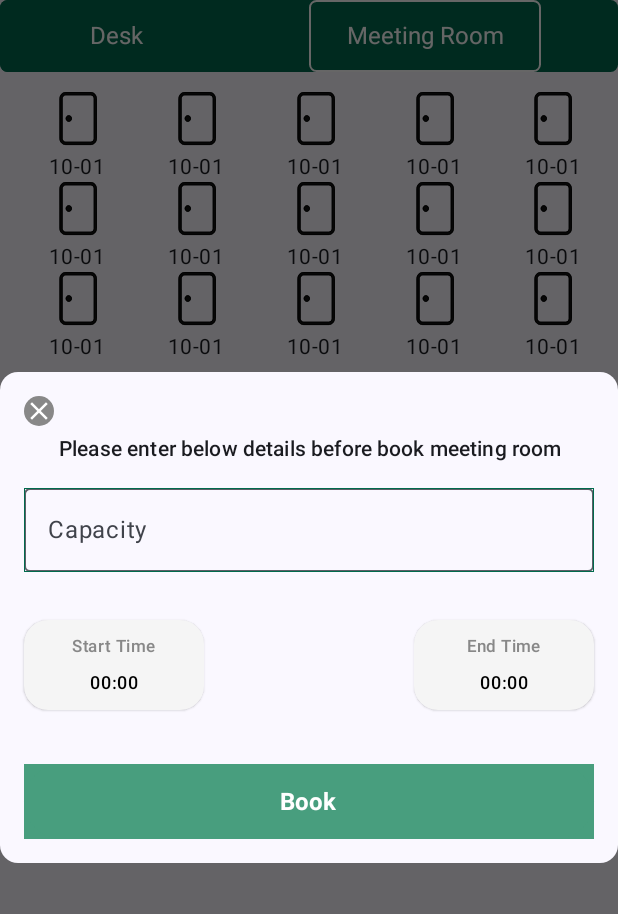
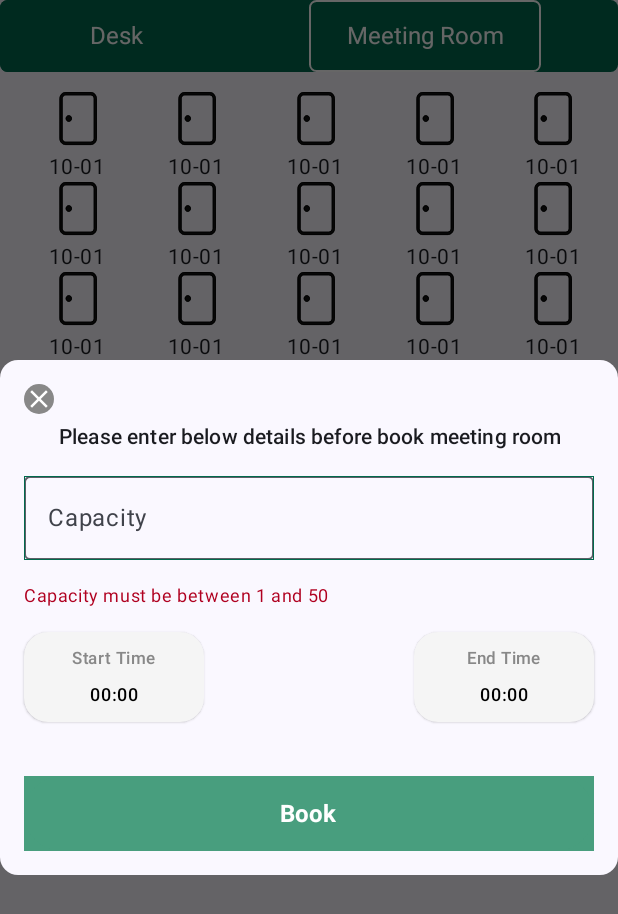
Before and after one commit to rajupraaa1234/LTC-Workspace-Reservation-Application, an Android app built with Jetpack Compose: the composable HomeScreen shown on its own in the app's theme, after a tap on "10-01", on a phone screen of 412 x 824 dp. Shown: the top 914 px of the screen. Run offline under Robolectric (Android 15) with nearby library versions, the phone set to English and light mode, and no system bars; 3 other taps on this screen came first.

Commit message:
Added Validations

```diff
--- a/app/src/main/java/com/example/ltcworkspacereservationapplication/MainActivity.kt
+++ b/app/src/main/java/com/example/ltcworkspacereservationapplication/MainActivity.kt
@@ -46,6 +46,7 @@ import com.example.ltcworkspacereservationapplication.presentation.mvvm.AppInten
 import com.example.ltcworkspacereservationapplication.presentation.mvvm.ReservationViewModel
 import com.example.ltcworkspacereservationapplication.presentation.screens.HistoryScreen
 import com.example.ltcworkspacereservationapplication.presentation.screens.HomeScreen
+import com.example.ltcworkspacereservationapplication.presentation.utils.PreferencesManager
 import com.example.ltcworkspacereservationapplication.presentation.utils.Routes
 import com.example.ltcworkspacereservationapplication.presentation.utils.Spacing
 import com.example.ltcworkspacereservationapplication.presentation.utils.color.AppColor
@@ -56,6 +57,9 @@ class MainActivity : ComponentActivity() {
         val viewModel: ReservationViewModel by viewModels()
         enableEdgeToEdge()
         setContent {
+            val employeeId = PreferencesManager.getEmployeeId(this)
+            val startDestination = if (employeeId.isNullOrEmpty()) Routes.LOGIN else Routes.HOME_SCREEN
+
             BottomTabNavigation(viewModel)
         }
     }
@@ -173,7 +177,7 @@ fun AppNavHost(
     modifier: Modifier,
     onLogin: () -> Unit
 ) {
-    NavHost(navController, startDestination = Routes.HOME_SCREEN) {
+    NavHost(navController, startDestination = Routes.LOGIN) {
         composable(Routes.HOME_SCREEN) { HomePage(navController, modifier, viewModel) }
         composable(Routes.HISTORY_SCREEN) { HistoryScreen(viewModel, modifier) }
         composable(Routes.LOGIN) {
--- a/app/src/main/java/com/example/ltcworkspacereservationapplication/presentation/composable/HomePage/CustomGridItem.kt
+++ b/app/src/main/java/com/example/ltcworkspacereservationapplication/presentation/composable/HomePage/CustomGridItem.kt
@@ -1,18 +1,24 @@
 package com.example.ltcworkspacereservationapplication.presentation.composable.HomePage
 
 import androidx.compose.foundation.Image
+import androidx.compose.foundation.background
+import androidx.compose.foundation.border
 import androidx.compose.foundation.clickable
 import androidx.compose.foundation.layout.Arrangement
 import androidx.compose.foundation.layout.Box
 import androidx.compose.foundation.layout.Column
 import androidx.compose.foundation.layout.WindowInsets
 import androidx.compose.foundation.layout.asPaddingValues
+import androidx.compose.foundation.layout.fillMaxWidth
+import androidx.compose.foundation.layout.height
 import androidx.compose.foundation.layout.navigationBars
 import androidx.compose.foundation.layout.padding
 import androidx.compose.foundation.layout.size
 import androidx.compose.foundation.lazy.grid.GridCells
 import androidx.compose.foundation.lazy.grid.LazyVerticalGrid
+import androidx.compose.material3.ButtonDefaults
 import androidx.compose.material.MaterialTheme
+import androidx.compose.material3.Button
 import androidx.compose.material3.Text
 import androidx.compose.runtime.Composable
 import androidx.compose.runtime.getValue
@@ -22,16 +28,24 @@ import androidx.compose.runtime.setValue
 import androidx.compose.ui.Alignment
 import androidx.compose.ui.Modifier
 import androidx.compose.ui.res.painterResource
+import androidx.compose.ui.text.font.FontWeight
+import androidx.compose.ui.unit.dp
+import androidx.compose.ui.unit.sp
 import com.example.ltcworkspacereservationapplication.R
 import com.example.ltcworkspacereservationapplication.domain.model.DeskItemModel
 import com.example.ltcworkspacereservationapplication.domain.model.MeetingItemModel
 import com.example.ltcworkspacereservationapplication.presentation.composable.ConfirmationPopup
 import com.example.ltcworkspacereservationapplication.presentation.composable.CustomButton
 import com.example.ltcworkspacereservationapplication.presentation.utils.Spacing
+import com.example.ltcworkspacereservationapplication.presentation.utils.color.AppColor
 
 
 @Composable
-fun CustomGridItem(item: MeetingItemModel, onClickItem: (MeetingItemModel) -> Unit,onSubmit : (String,String,String,String)-> Unit) {
+fun CustomGridItem(
+    item: MeetingItemModel,
+    onClickItem: (MeetingItemModel) -> Unit,
+    onSubmit: (String, String, String, String) -> Unit
+) {
     val bottomPadding = WindowInsets.navigationBars.asPaddingValues().calculateBottomPadding()
     var showDialog by remember { mutableStateOf(false) }
 
@@ -46,7 +60,9 @@ fun CustomGridItem(item: MeetingItemModel, onClickItem: (MeetingItemModel) -> Un
             }
     ) {
         Image(
-            painter = if(item.reservedSlot.size == 0) painterResource(id = R.drawable.selectedcabin) else painterResource(id = R.drawable.nonselectedcabin),
+            painter = if (item.reservedSlot.size == 0) painterResource(id = R.drawable.selectedcabin) else painterResource(
+                id = R.drawable.nonselectedcabin
+            ),
             contentDescription = "Filter Icon",
             Modifier
                 .size(Spacing.Size_40)
@@ -54,18 +70,20 @@ fun CustomGridItem(item: MeetingItemModel, onClickItem: (MeetingItemModel) -> Un
         Text(text = item.meetingRoomId, style = MaterialTheme.typography.body2)
     }
     if (showDialog) {
-        ConfirmationPopup(onDismiss = { showDialog = false }, onSubmit = { startTime, endTime, capacity ->
-            onSubmit(startTime, endTime, capacity, item.meetingRoomId)
-            showDialog = false
-        })
+        ConfirmationPopup(
+            onDismiss = { showDialog = false },
+            onSubmit = { startTime, endTime, capacity ->
+                onSubmit(startTime, endTime, capacity, item.meetingRoomId)
+                showDialog = false
+            })
     }
 }
 
 @Composable
 fun CabinGridList(
     items: List<MeetingItemModel>,
-    onClickItem: (MeetingItemModel)-> Unit,
-    onSubmit: (String,String,String,String) -> Unit
+    onClickItem: (MeetingItemModel) -> Unit,
+    onSubmit: (String, String, String, String) -> Unit
 ) {
     Column(
         verticalArrangement = Arrangement.Center,
@@ -80,7 +98,7 @@ fun CabinGridList(
                 columns = GridCells.Fixed(5),
             ) {
                 items(items.size) { index ->
-                    CustomGridItem(items[index], onClickItem,onSubmit)
+                    CustomGridItem(items[index], onClickItem, onSubmit)
                 }
             }
         }
@@ -91,8 +109,10 @@ fun CabinGridList(
 @Composable
 fun DeskGridList(
     items: List<DeskItemModel>,
-    onClickItem: (DeskItemModel)-> Unit
+    onClickItem: (DeskItemModel) -> Unit
 ) {
+    var isAnyItemClicked by remember { mutableStateOf(false) }
+
     Column(
         verticalArrangement = Arrangement.Center,
         modifier = Modifier.padding(Spacing.Size_8)
@@ -106,17 +126,38 @@ fun DeskGridList(
                 columns = GridCells.Fixed(5),
             ) {
                 items(items.size) { index ->
-                    DeskGridItem(items[index],onClickItem)
+                    DeskGridItem(items[index], onClickItem = {
+                        onClickItem(it)
+                        isAnyItemClicked = true
+                    })
                 }
             }
         }
 
-        CustomButton(modifier = Modifier.align(Alignment.End), "Book") {
-
+        Button(
+            onClick = {
+            },
+            colors = ButtonDefaults.buttonColors(
+                containerColor = if (isAnyItemClicked) AppColor.primaryColor else AppColor.primaryColorLight,
+                disabledContainerColor = AppColor.primaryColorLight
+            ),
+            enabled = isAnyItemClicked,
+            modifier = Modifier.align(Alignment.End)
+                .background(if (isAnyItemClicked) AppColor.primaryColor else AppColor.primaryColorLight)
+                .border(
+                    1.dp,
+                    if (isAnyItemClicked) AppColor.primaryColor else AppColor.primaryColorLight
+                )
+        ) {
+            Text(
+                text = "Book",
+                color = AppColor.backgroundColor,
+                fontSize = 16.sp,
+                fontWeight = FontWeight.Bold
+            )
         }
     }
 }
-
 
 
 @Composable
@@ -130,7 +171,9 @@ fun DeskGridItem(item: DeskItemModel, onClickItem: (DeskItemModel) -> Unit) {
             .clickable { onClickItem(item) }
     ) {
         Image(
-            painter = if(item.status == "reserved") painterResource(id = R.drawable.reservedseat) else painterResource(id = R.drawable.nonreservedseeat),
+            painter = if (item.status == "reserved") painterResource(id = R.drawable.reservedseat) else painterResource(
+                id = R.drawable.nonreservedseeat
+            ),
             contentDescription = "Filter Icon",
             Modifier
                 .size(Spacing.Size_40)
--- a/app/src/main/java/com/example/ltcworkspacereservationapplication/presentation/composable/MeetingRoomBookingConfirmationPopup.kt
+++ b/app/src/main/java/com/example/ltcworkspacereservationapplication/presentation/composable/MeetingRoomBookingConfirmationPopup.kt
@@ -58,6 +58,11 @@ fun ConfirmationPopup(onDismiss: () -> Unit, onSubmit: (String, String, String)
     val startTime = remember { mutableStateOf(START_TIME) }
     val endTime = remember { mutableStateOf(END_TIME) }
 
+    val isCapacityValid = capacity.toIntOrNull()?.let { it in 1..50 } == true
+    val isTimeValid = startTime.value != START_TIME && endTime.value != END_TIME && startTime.value < endTime.value
+
+    val isButtonEnabled = isCapacityValid && isTimeValid
+
     Dialog(
         onDismissRequest = onDismiss,
         properties = DialogProperties(dismissOnClickOutside = false)
@@ -100,6 +105,14 @@ fun ConfirmationPopup(onDismiss: () -> Unit, onSubmit: (String, String, String)
                         .border(0.dp, color = AppColor.primaryColor),
                     keyboardOptions = KeyboardOptions.Default.copy(keyboardType = KeyboardType.Number)
                 )
+                if (!isCapacityValid) {
+                    Text(
+                        text = "Capacity must be between 1 and 50",
+                        color = AppColor.errorColor,
+                        style = MaterialTheme.typography.bodySmall,
+                        modifier = Modifier.align(Alignment.Start)
+                    )
+                }
 
                 Spacer(modifier = Modifier.height(16.dp))
 
@@ -136,8 +149,16 @@ fun ConfirmationPopup(onDismiss: () -> Unit, onSubmit: (String, String, String)
                     }
                 }
 
+                if (!isTimeValid && startTime.value != START_TIME && endTime.value != END_TIME) {
+                    Text(
+                        text = "Start time must be less than end time",
+                        color = AppColor.errorColor,
+                        style = MaterialTheme.typography.bodySmall,
+                        modifier = Modifier.align(Alignment.Start)
+                    )
+                }
+
                 Spacer(modifier = Modifier.height(Spacing.Size_20))
-                val isButtonEnabled = false
                 Button(
                     onClick = {
                         onSubmit(startTime.value, endTime.value, capacity)
```
Also changed, not shown: app/src/main/java/com/example/ltcworkspacereservationapplication/presentation/composable/CustomTimePickerDialog.kt (deleted, +0 -38 lines), app/src/main/java/com/example/ltcworkspacereservationapplication/presentation/screens/LoginScreenComposable.kt (+2 -6 lines), app/src/main/java/com/example/ltcworkspacereservationapplication/presentation/utils/PreferencesManager.kt (added, +29 -0 lines).
